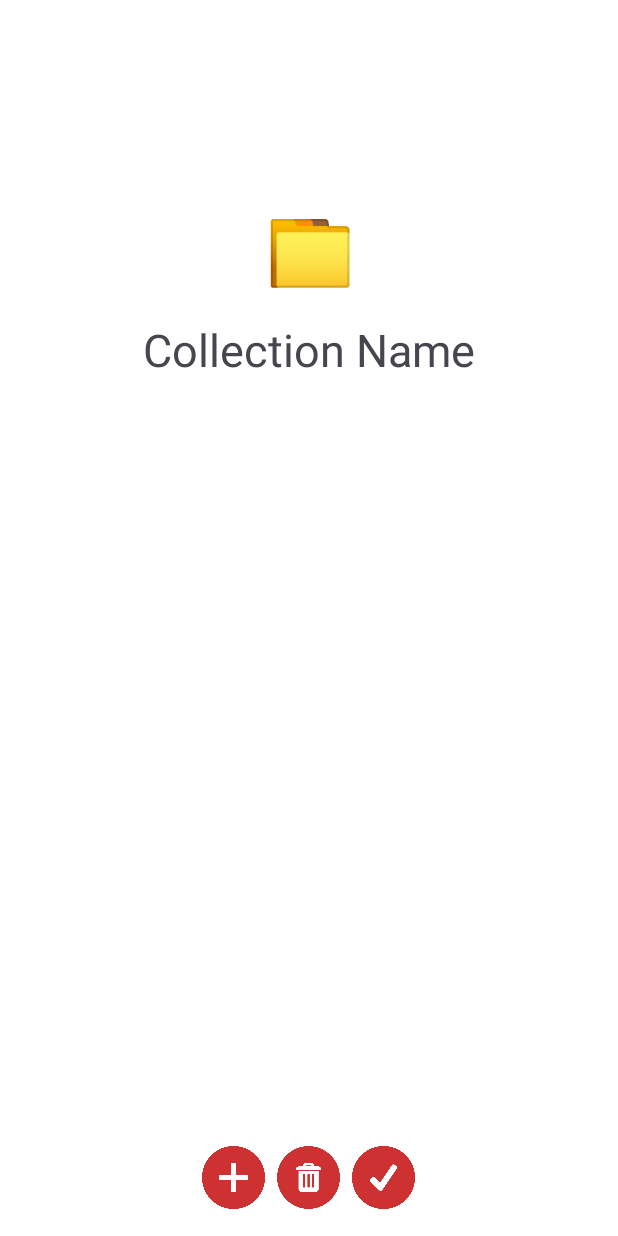
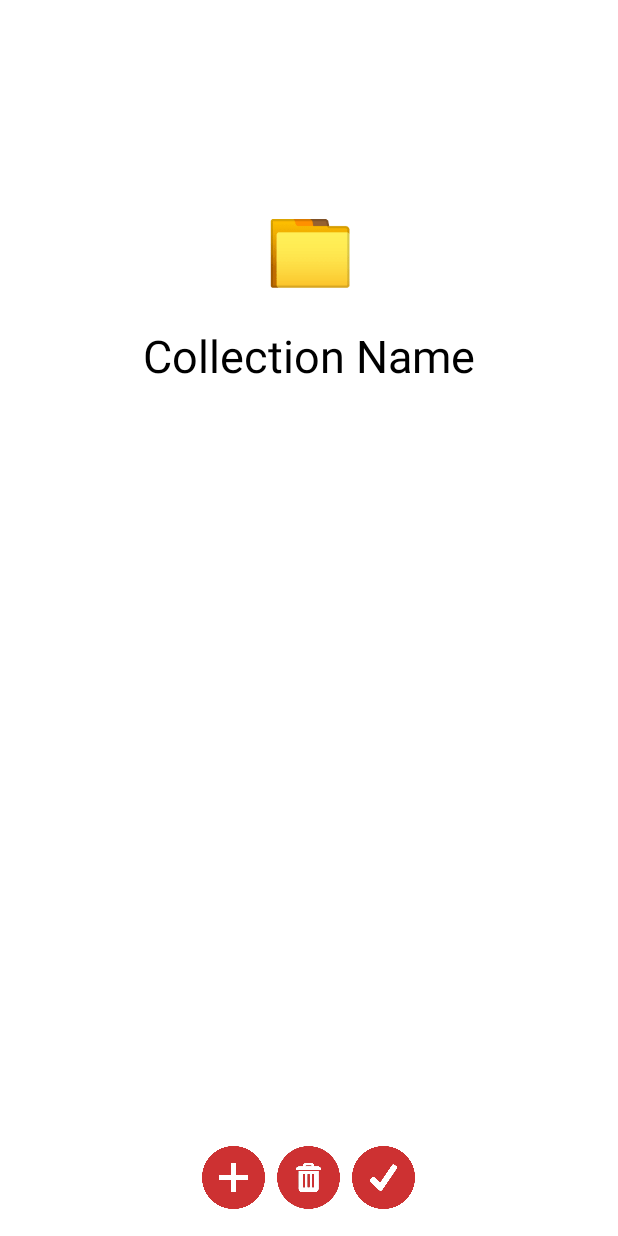
Before and after one commit to elghfz/pocketcloset, an Android app: the fragment CollectionDetailFragment shown on its own in the app's theme, on a phone screen of 412 x 824 dp. Run offline under Robolectric (Android 15) with nearby library versions, the phone set to English and light mode, and no system bars; 3 statements that could not run were skipped.

Commit message:
update editing collection name ui + bug fixes

```diff
--- a/app/src/main/java/com/fz/pocketcloset/Collection.java
+++ b/app/src/main/java/com/fz/pocketcloset/Collection.java
@@ -9,7 +9,7 @@ import java.util.List;
 
 public class Collection implements SelectableItem {
     private final int id;
-    private final String name;
+    private String name;
     private String emoji;
     private boolean isSelected; // Selection state
     private ArrayList<Uri> previewImages; // List of URIs for preview
@@ -124,4 +124,8 @@ public class Collection implements SelectableItem {
         dest.writeString(emoji);
         dest.writeTypedList(previewImages);
     }
+
+    public void setName(String updatedName) {
+        this.name = updatedName;
+    }
 }
--- a/app/src/main/res/layout/fragment_collection_detail.xml
+++ b/app/src/main/res/layout/fragment_collection_detail.xml
@@ -1,9 +1,12 @@
 <LinearLayout
     xmlns:android="http://schemas.android.com/apk/res/android"
+    android:id="@+id/parentLayout"
     android:layout_width="match_parent"
     android:layout_height="match_parent"
     android:orientation="vertical"
-    android:padding="10dp">
+    android:padding="10dp"
+    android:focusable="true"
+    android:focusableInTouchMode="true">
 
     <!-- Selection Fragment Container -->
     <FrameLayout
@@ -38,16 +41,19 @@
             android:focusable="true" />
 
         <!-- Collection Name -->
-        <TextView
-            android:id="@+id/textViewCollectionName"
-            android:layout_width="wrap_content"
+        <EditText
+            android:id="@+id/editCollectionName"
+            android:layout_width="match_parent"
             android:layout_height="wrap_content"
+            android:text="Collection Name"
+            android:background="@null"
+            android:layout_marginTop="18dp"
             android:textSize="30sp"
-            android:text="Collection Name"
-            android:layout_marginTop="18dp"
             android:gravity="center"
-            android:clickable="true"
-            android:focusable="true" />
+            android:focusable="true"
+            android:focusableInTouchMode="true"
+            android:imeOptions="actionDone"
+            android:padding="4dp" />
 
     </LinearLayout>
 
```
Also changed, not shown: app/src/main/java/com/fz/pocketcloset/ClothesFragment.java (+11 -8 lines), app/src/main/java/com/fz/pocketcloset/ClothingDetailFragment.java (+7 -0 lines), app/src/main/java/com/fz/pocketcloset/CollectionDetailFragment.java (+49 -26 lines), app/src/main/java/com/fz/pocketcloset/CollectionsManager.java (+20 -0 lines), app/src/main/java/com/fz/pocketcloset/SelectionFragment.java (+1 -13 lines), app/src/main/res/layout/dialog_edit_collection.xml (deleted, +0 -13 lines).
